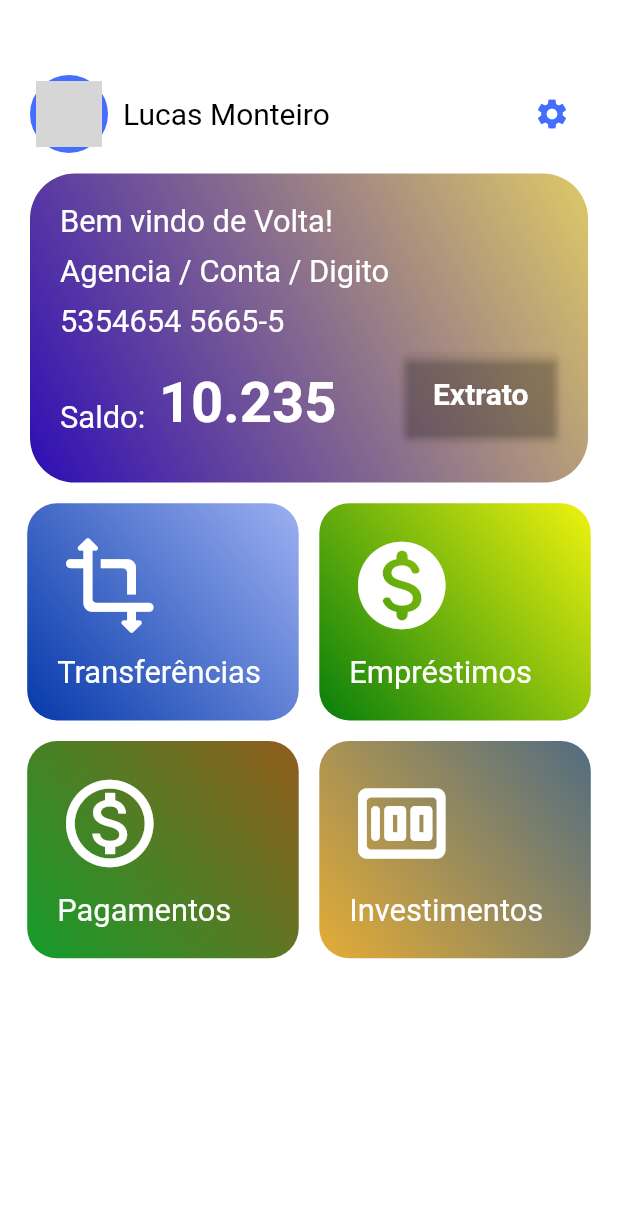
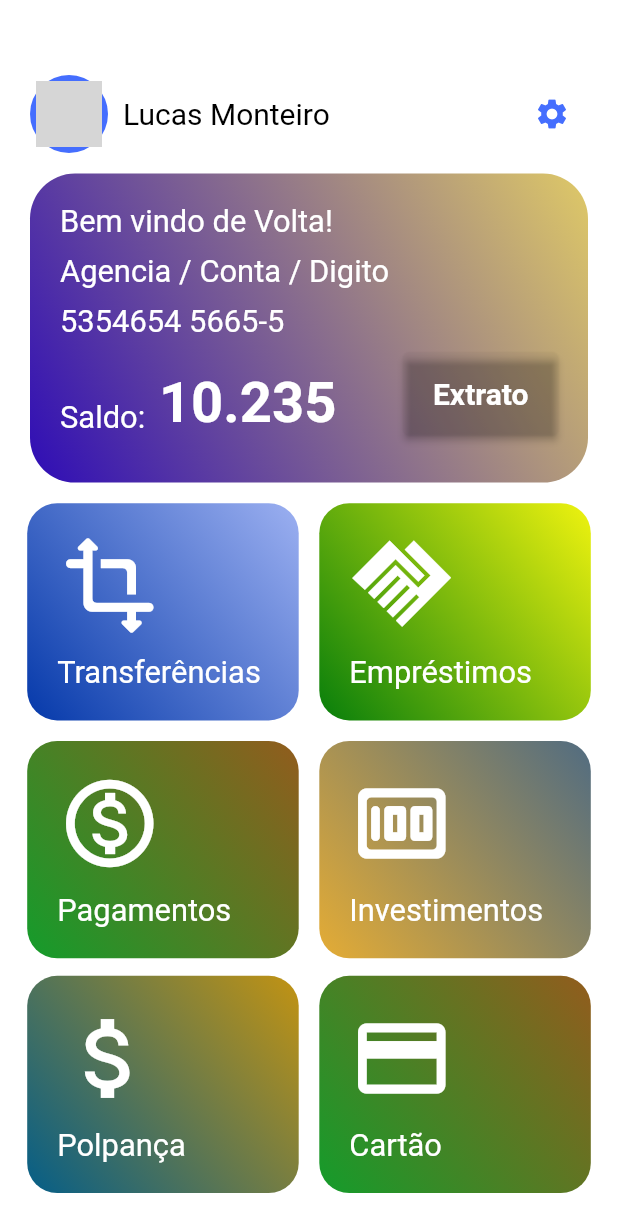
Before and after one commit to kelvinalmeida/oxe_backing, a Flutter app: the HomeScreen screen opened directly, on a phone screen of 412 x 824 dp. Shown: the top 1232 px of the screen. Run offline on Flutter 3.47's test engine with Material 2 defaults, Android fonts, the light colour scheme and no system bars; our stand-ins replace month_picker_dialog; missing offline and left inert: dart:ffi; network calls fail; grey boxes are pictures that could not be loaded.

Commit message:
iniciando polpança

```diff
--- a/lib/screens/HomeScreen.dart
+++ b/lib/screens/HomeScreen.dart
@@ -2,6 +2,7 @@ import 'package:flutter/material.dart';
 import 'package:oxe_backing/screens/emprestimo/emprestimos.dart';
 import 'package:oxe_backing/screens/investimento/investimento.dart';
 import 'package:oxe_backing/screens/pagamento/pagamento.dart';
+import 'package:oxe_backing/screens/polpanca/polpanca.dart';
 import 'package:oxe_backing/screens/transferencia/transferencia.dart';
 import 'package:oxe_backing/widgets/appBarPhoto.dart';
 import 'package:oxe_backing/widgets/saldo.dart';
@@ -45,7 +46,7 @@ class HomeScreen extends StatelessWidget {
                   nome: 'Empréstimos',
                   color1: Color.fromARGB(255, 7, 126, 11),
                   color2: Color.fromARGB(255, 239, 243, 15),
-                  iconOfService: Icons.monetization_on_rounded,
+                  iconOfService: Icons.handshake_sharp,
                   screenTarget: Emprestimo(),
                 ),
               ],
@@ -78,6 +79,31 @@ class HomeScreen extends StatelessWidget {
             SizedBox(
               height: screenWidth / 35,
             ),
+            Row(
+              mainAxisSize: MainAxisSize.min,
+              children: [
+                const Servicos(
+                  nome: 'Polpança',
+                  color1: Color.fromARGB(255, 5, 94, 136),
+                  color2: Color.fromARGB(255, 194, 147, 19),
+                  iconOfService: Icons.attach_money,
+                  screenTarget: Polpanca(),
+                ),
+                SizedBox(
+                  width: spacoEntreServicos,
+                ),
+                const Servicos(
+                  nome: 'Cartão',
+                  color1: Color.fromARGB(255, 20, 156, 43),
+                  color2: Color.fromARGB(255, 146, 92, 29),
+                  iconOfService: Icons.credit_card,
+                  screenTarget: Scaffold(),
+                ),
+              ],
+            ),
+            SizedBox(
+              height: spacoEntreServicos,
+            ),
           ],
         ),
       ),
```
Also changed, not shown: lib/screens/investimento/investir.dart (+25 -2 lines), lib/screens/polpanca/polpanca.dart (added, +85 -0 lines).
